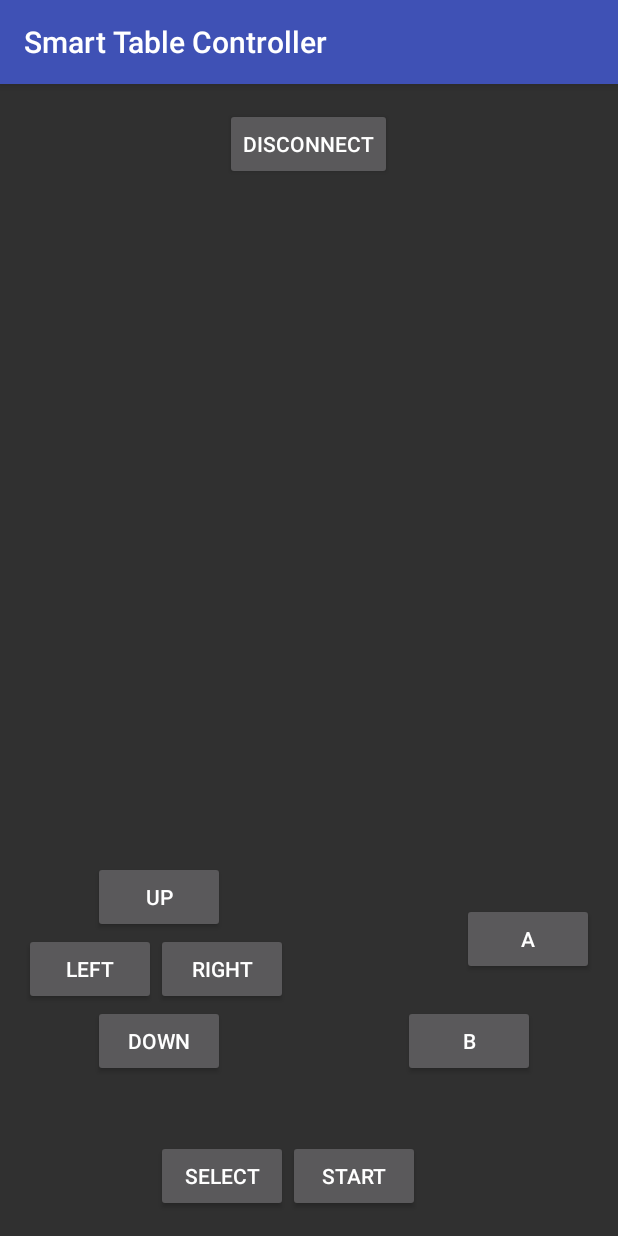
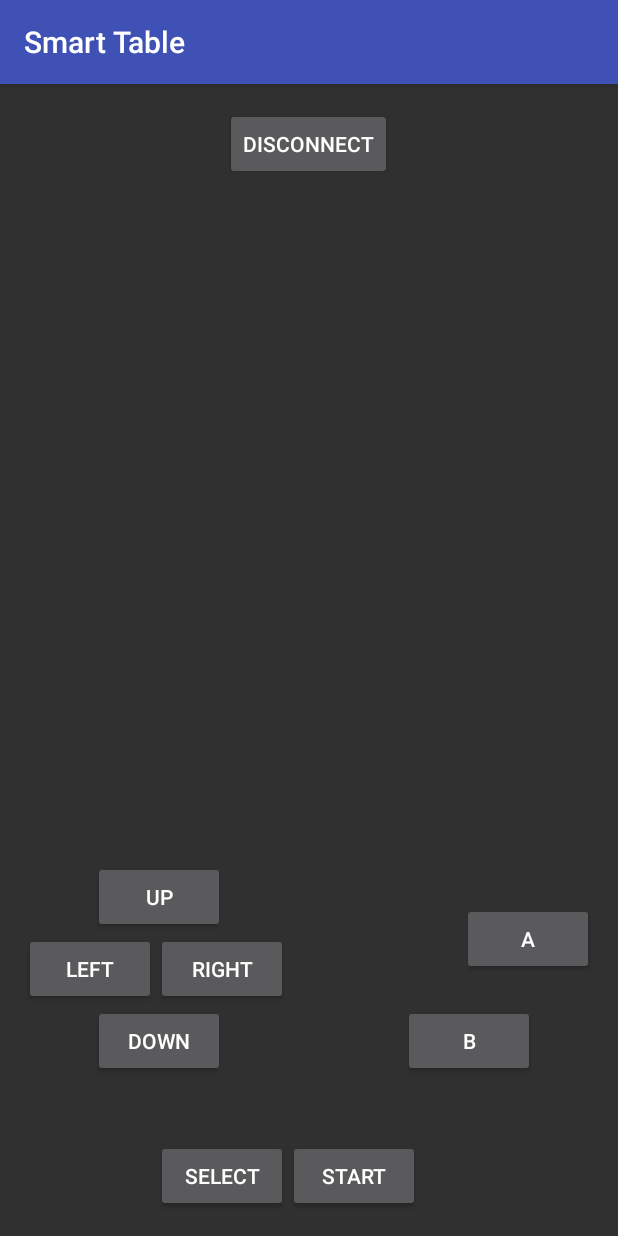
Before and after one commit to jlundstrom/Table-Framework, an Android app: the ControllerActivity screen opened directly, with no data from a screen before it, on a phone screen of 412 x 824 dp. Run offline under Robolectric (Android 15) with nearby library versions, the phone set to English and light mode, and no system bars; 3 statements that could not run were skipped.

Commit message:
Shortened app name and edited toast

```diff
--- a/AndroidGUI/app/src/main/AndroidManifest.xml
+++ b/AndroidGUI/app/src/main/AndroidManifest.xml
@@ -20,7 +20,7 @@
             </intent-filter>
         </activity>
         <activity
-            android:name="com.remote.btcontroller.Controller"
+            android:name="com.remote.btcontroller.ControllerActivity"
             android:configChanges="screenSize|keyboardHidden|orientation">
         </activity>
     </application>
--- a/AndroidGUI/app/src/main/java/com/remote/btcontroller/Controller.java
+++ b/AndroidGUI/app/src/main/java/com/remote/btcontroller/ControllerActivity.java
@@ -16,7 +16,7 @@ import android.os.AsyncTask;
 import java.io.IOException;
 import java.util.UUID;
 
-public class Controller extends AppCompatActivity implements OnTouchListener
+public class ControllerActivity extends AppCompatActivity implements OnTouchListener
 {
     // Initialization
     Button btn_start;
@@ -215,7 +215,7 @@ public class Controller extends AppCompatActivity implements OnTouchListener
         protected void onPreExecute()
         {
             // Show progress dialog
-            progress = ProgressDialog.show(Controller.this, "Please Wait",
+            progress = ProgressDialog.show(ControllerActivity.this, "Please Wait",
                     "Connecting to device...");
         }
 
--- a/AndroidGUI/app/src/main/java/com/remote/btcontroller/MainActivity.java
+++ b/AndroidGUI/app/src/main/java/com/remote/btcontroller/MainActivity.java
@@ -78,7 +78,7 @@ public class MainActivity extends AppCompatActivity
 
         else
         {
-            Toast.makeText(getApplicationContext(), "Paired device not found.",
+            Toast.makeText(getApplicationContext(), "No paired devices found.",
                     Toast.LENGTH_LONG).show();
         }
 
@@ -97,7 +97,7 @@ public class MainActivity extends AppCompatActivity
             String address = info.substring(info.length() - 17);
 
             // Make an intent to start next activity
-            Intent i = new Intent(MainActivity.this, Controller.class);
+            Intent i = new Intent(MainActivity.this, ControllerActivity.class);
 
             // Change the activity
             i.putExtra(EXTRA_ADDRESS, address);
--- a/AndroidGUI/app/src/main/res/layout/activity_bt_controller.xml
+++ b/AndroidGUI/app/src/main/res/layout/activity_bt_controller.xml
@@ -7,7 +7,7 @@
     android:paddingLeft="@dimen/activity_horizontal_margin"
     android:paddingRight="@dimen/activity_horizontal_margin"
     android:paddingTop="@dimen/activity_vertical_margin"
-    tools:context="com.remote.btcontroller.Controller">
+    tools:context="com.remote.btcontroller.ControllerActivity">
 
     <Button
         android:id="@+id/btn_disconnect"
--- a/AndroidGUI/app/src/main/res/values/strings.xml
+++ b/AndroidGUI/app/src/main/res/values/strings.xml
@@ -1,3 +1,3 @@
 <resources>
-    <string name="app_name">Smart Table Controller</string>
+    <string name="app_name">Smart Table</string>
 </resources>
```
Also changed, not shown: 2 other files.
